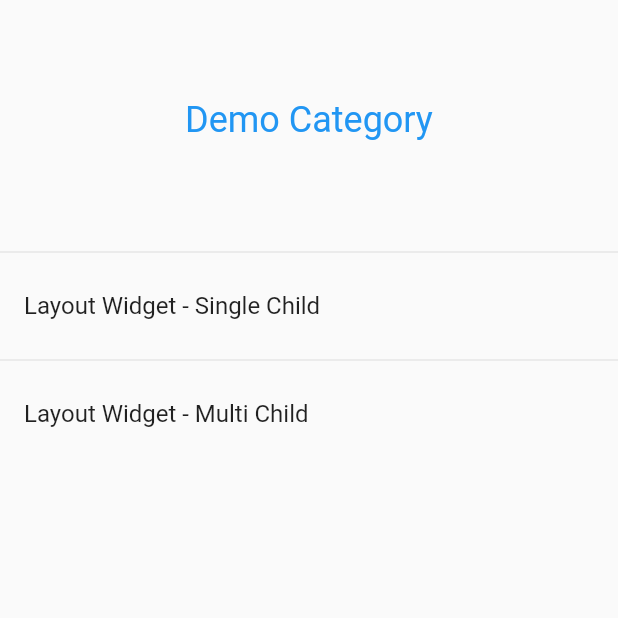
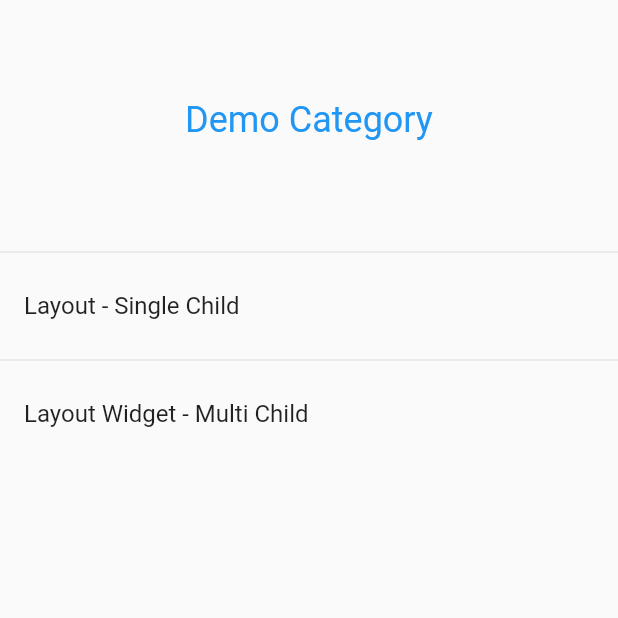
Before and after one commit to lhalcyon/flutter_study, a Flutter app: the DemoDrawer screen opened directly, on a phone screen of 412 x 824 dp, the top half of it. Run offline on Flutter 3.47's test engine with Material 2 defaults, Android fonts, the phone set to English and light mode, and no system bars.

Commit message:
todo demo

```diff
--- a/lib/drawer/drawer.dart
+++ b/lib/drawer/drawer.dart
@@ -22,14 +22,10 @@ class DemoDrawer extends StatelessWidget {
       ),
       const Divider(),
       new ListTile(
-        title: const Text('Layout Widget - Single Child'),
+        title: const Text('Layout - Single Child'),
         onTap: (){
-//          setState(){
-//            var page = new PageEntry('Layout Widget - Single Child', new MainLayoutSingle());
-//            _pushPage(context,page);
-//          }
           Navigator.of(context).pop(); // Dismiss the drawer.
-          _pushPage(context,new PageEntry('Layout Widget - Single Child', new MainLayoutSingle()));
+          _pushPage(context,new PageEntry('Layout - Single Child', new MainLayoutSingle()));
 
         }
       ),
@@ -60,7 +56,6 @@ class DemoDrawer extends StatelessWidget {
             );
           })
       );
-      print('push');
     }
   }
 }
```
